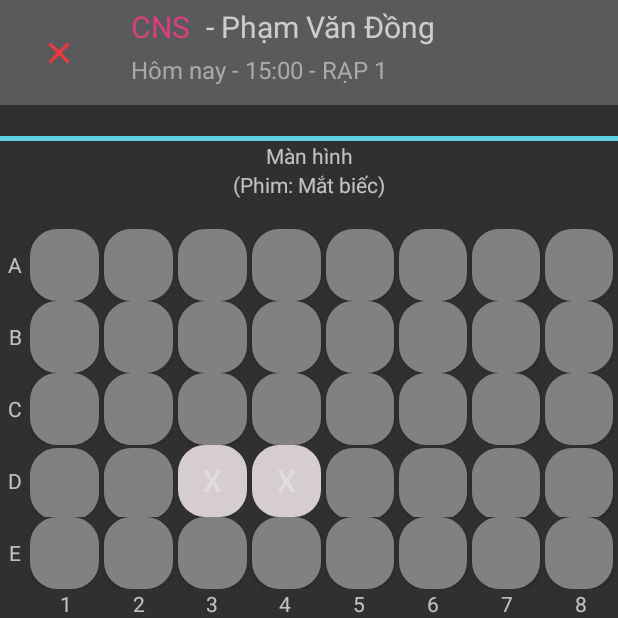
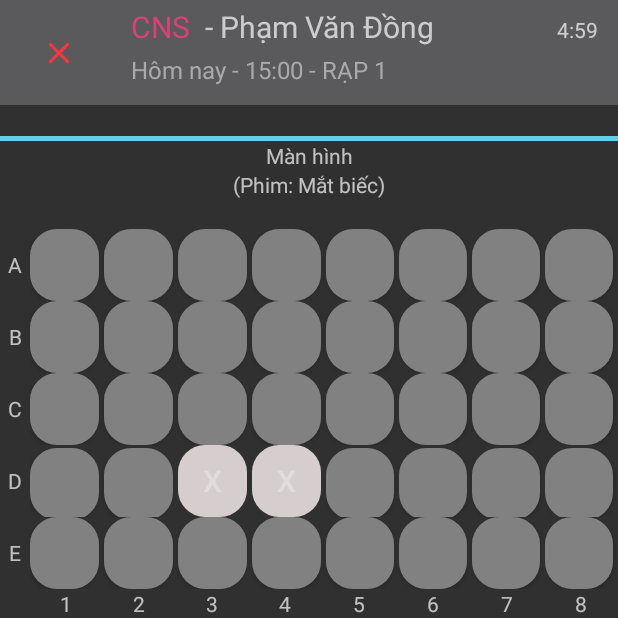
Before and after one commit to hoanthiennguyen/Tickee, an Android app: the SelectChairActivity screen opened directly, with no data from a screen before it, on a phone screen of 412 x 824 dp, the top half of it. Run offline under Robolectric (Android 15) with nearby library versions, the phone set to English and light mode, and no system bars.

Commit message:
add CountDown for SelectChairActivity and MakePaymentActivity

```diff
--- a/app/src/main/java/com/example/tickee/MakePaymentActivity.java
+++ b/app/src/main/java/com/example/tickee/MakePaymentActivity.java
@@ -3,16 +3,36 @@ package com.example.tickee;
 import androidx.appcompat.app.AppCompatActivity;
 
 import android.os.Bundle;
+import android.os.CountDownTimer;
 import android.view.View;
+import android.widget.TextView;
 
 public class MakePaymentActivity extends AppCompatActivity {
-
+    TextView txtTimeRemaining;
     @Override
     protected void onCreate(Bundle savedInstanceState) {
         super.onCreate(savedInstanceState);
         setContentView(R.layout.activity_make_payment);
+        txtTimeRemaining = findViewById(R.id.txtTimeRemaining);
+        new CountDownTimer(3*60*1000, 1000) {
+
+            public void onTick(long millisUntilFinished) {
+                txtTimeRemaining.setText(convertSecondToTime(millisUntilFinished));
+            }
+
+            public void onFinish() {
+                finish();
+            }
+        }.start();
     }
     public void onClickExit(View view){
         finish();
     }
+    private String convertSecondToTime(long remainMiliSecond){
+        int remainSecond =(int) remainMiliSecond/1000;
+        int minute = remainSecond/60;
+        int second = remainSecond%60;
+        String strSecond = second < 10 ? "0" + second : "" + second;
+        return minute +":" + strSecond;
+    }
 }
--- a/app/src/main/java/com/example/tickee/SelectChairActivity.java
+++ b/app/src/main/java/com/example/tickee/SelectChairActivity.java
@@ -4,19 +4,41 @@ import androidx.appcompat.app.AppCompatActivity;
 
 import android.content.Intent;
 import android.os.Bundle;
+import android.os.CountDownTimer;
 import android.view.View;
 import android.widget.Button;
+import android.widget.TextView;
 import android.widget.Toast;
 
 public class SelectChairActivity extends AppCompatActivity {
     int numberOfSelected;
     int numberOfNeedToChoose = 2;
+    TextView txtTimeRemaining;
     Button btnContinue;
     @Override
     protected void onCreate(Bundle savedInstanceState) {
         super.onCreate(savedInstanceState);
         setContentView(R.layout.activity_select_chair);
         btnContinue = findViewById(R.id.btnContinue);
+        txtTimeRemaining = findViewById(R.id.txtTimeRemaining);
+        new CountDownTimer(5*60*1000, 1000) {
+
+            public void onTick(long millisUntilFinished) {
+                txtTimeRemaining.setText(convertSecondToTime(millisUntilFinished));
+            }
+
+            public void onFinish() {
+                finish();
+            }
+        }.start();
+    }
+
+    private String convertSecondToTime(long remainMiliSecond){
+        int remainSecond =(int) remainMiliSecond/1000;
+        int minute = remainSecond/60;
+        int second = remainSecond%60;
+        String strSecond = second < 10 ? "0" + second : "" + second;
+        return minute +":" + strSecond;
     }
     public void onClickExit(View view){
         finish();
--- a/app/src/main/res/layout/activity_make_payment.xml
+++ b/app/src/main/res/layout/activity_make_payment.xml
@@ -53,11 +53,17 @@
             android:id="@+id/txtStreeCNS"
             android:layout_width="wrap_content"
             android:layout_height="35dp"
+            android:layout_weight="1"
             android:layout_marginLeft="10dp"
             android:layout_toRightOf="@id/txtCinemaCNS2"
             android:gravity="center"
             android:text="- Phạm Văn Đồng"
             android:textSize="20dp" />
+        <TextView
+            android:text="3:00"
+            android:id="@+id/txtTimeRemaining"
+            android:layout_width="40dp"
+            android:layout_height="wrap_content"/>
 
     </LinearLayout>
     <LinearLayout
--- a/app/src/main/res/layout/activity_select_chair.xml
+++ b/app/src/main/res/layout/activity_select_chair.xml
@@ -51,12 +51,17 @@
 
             android:id="@+id/txtStreeCNS"
             android:layout_width="wrap_content"
+            android:layout_weight="1"
             android:layout_height="35dp"
             android:layout_marginLeft="10dp"
             android:layout_toRightOf="@id/txtCinemaCNS2"
-            android:gravity="center"
             android:text="- Phạm Văn Đồng"
             android:textSize="20dp" />
+        <TextView
+            android:id="@+id/txtTimeRemaining"
+            android:text="5:00"
+            android:layout_width="40dp"
+            android:layout_height="wrap_content"/>
 
     </LinearLayout>
     <LinearLayout
```
